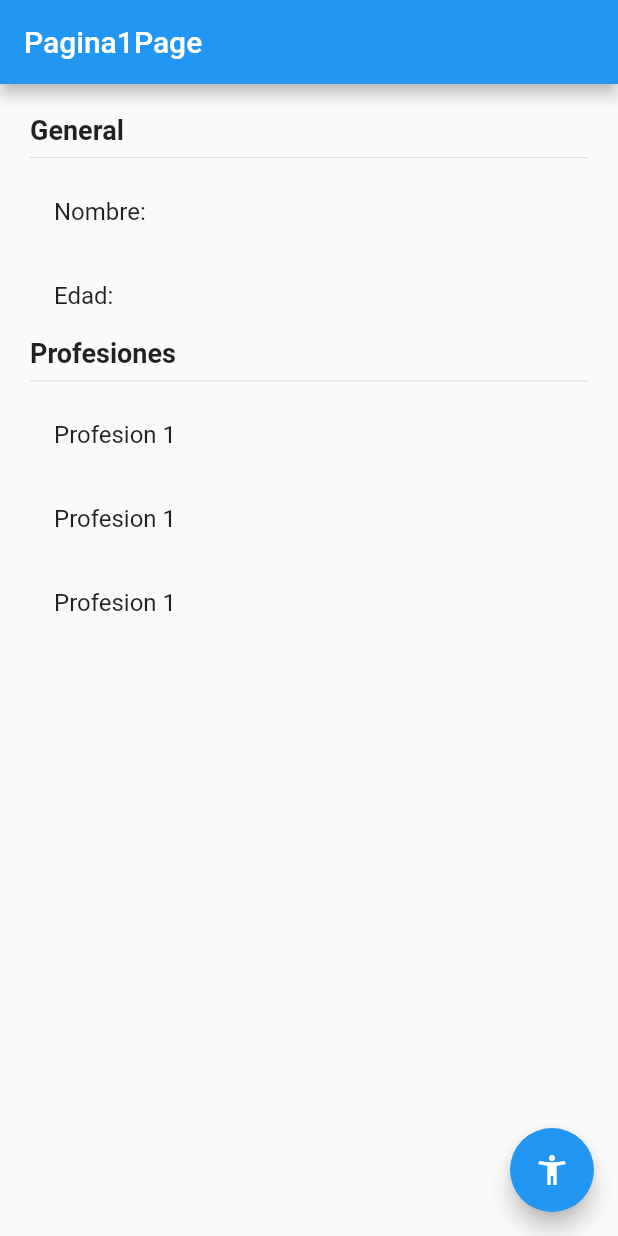
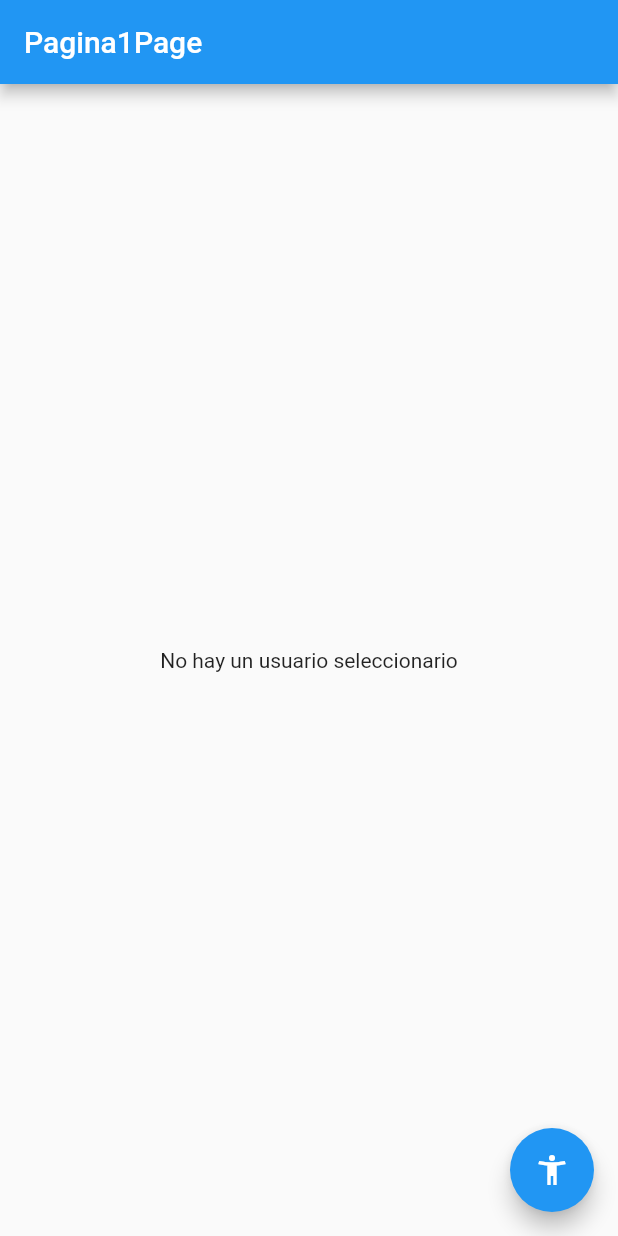
Before and after one commit to m4zna/estados, a Flutter app: the screen it shows after launch, on a phone screen of 412 x 824 dp. Run offline on Flutter 3.47's test engine with Material 2 defaults, Android fonts, the phone set to English and light mode, and no system bars; our stand-ins replace get.

```diff
--- /dev/null
+++ b/lib/controllers/usuario_controller.dart
@@ -0,0 +1,32 @@
+import 'package:get/get.dart';
+
+import '../models/usuario.dart';
+
+class UsuarioController extends GetxController {
+  //obs---se convierten en observadores
+  RxBool existeUsuario = false.obs;
+  Rx<Usuario> usuario = Usuario().obs;
+
+  int get profesionesCount{
+    return usuario.value.profesiones.length;
+  }
+
+  //metodo
+  void cargarUsuario(Usuario pUsuario) {
+    this.existeUsuario.value = true;
+    this.usuario.value = pUsuario;
+  }
+
+  void cambiarEdad(int edad) {
+    this.usuario.update((val) {
+      val!.edad = edad;
+    });
+  }
+
+  void agregarProfesion(String profesiom){
+    this.usuario.update((val) {
+      //las profesiones que tenfo + la nueva profesion
+      val!.profesiones = [...val.profesiones, profesiom];
+    });
+  }
+}
--- a/lib/main.dart
+++ b/lib/main.dart
@@ -1,6 +1,7 @@
 import 'package:estados/pages/pagina1_pages.dart';
 import 'package:estados/pages/pagina2_pages.dart';
 import 'package:flutter/material.dart';
+import 'package:get/get.dart';
 
 void main() {
   runApp(const MyApp());
@@ -11,14 +12,18 @@ class MyApp extends StatelessWidget {
 
   @override
   Widget build(BuildContext context) {
-    return MaterialApp(
+    return GetMaterialApp(
       debugShowCheckedModeBanner: false,
       title: 'Flutter Demo',
       initialRoute: 'pagina1',
-      routes: {
+      /*routes: {
         'pagina1' : (_)=>Pagina1Page(),
         'pagina2' : (_)=>Pagina2Page(),
-      },
+      },*/
+      getPages: [
+        GetPage(name: '/pagina1', page: () => Pagina1Page()),
+        GetPage(name: '/pagina2', page: () => Pagina2Page())
+      ],
     );
   }
 }
--- a/lib/models/usuario.dart
+++ b/lib/models/usuario.dart
@@ -1,7 +1,7 @@
 class Usuario{
   String? nombre;
   int? edad;
-  List<String>? profesiones;
+  List<String> profesiones;
 
-  Usuario({this.nombre, this.edad, this.profesiones});
+  Usuario({this.nombre, this.edad, this.profesiones = const []});
 }
--- a/lib/pages/pagina1_pages.dart
+++ b/lib/pages/pagina1_pages.dart
@@ -1,25 +1,51 @@
+import 'package:estados/controllers/usuario_controller.dart';
+import 'package:estados/pages/pagina2_pages.dart';
 import 'package:flutter/material.dart';
+import 'package:get/get.dart';
+
+import '../models/usuario.dart';
 
 class Pagina1Page extends StatelessWidget {
   const Pagina1Page({Key? key}) : super(key: key);
 
   @override
   Widget build(BuildContext context) {
+    //inyeccion de dependencia en el context
+    final usuarioCtrl = Get.put(UsuarioController());
     return Scaffold(
-        appBar: AppBar(
-            title: const Text('Pagina1Page')),
-        body: InformacionUsuario(),
+      appBar: AppBar(title: const Text('Pagina1Page')),
+      body: Obx(() => usuarioCtrl.existeUsuario.value
+          ? InformacionUsuario(usuario: usuarioCtrl.usuario.value,)
+          : const NoInfo()),
       floatingActionButton: FloatingActionButton(
         child: Icon(Icons.accessibility_new),
-        onPressed: (){
-                Navigator.pushNamed(context, 'pagina2');
+        onPressed: () {
+          //Navigator.pushNamed(context, 'pagina2');
+          //Get.to(const Pagina2Page());
+          Get.toNamed('pagina2', arguments: {'nombre': 'Brenda', 'edad': 31});
         },
       ),
     );
   }
 }
 
-class InformacionUsuario extends StatelessWidget{
+class NoInfo extends StatelessWidget {
+  const NoInfo({Key? key}) : super(key: key);
+
+  @override
+  Widget build(BuildContext context) {
+    return const Center(
+      child: Text('No hay un usuario seleccionario'),
+    );
+  }
+}
+
+class InformacionUsuario extends StatelessWidget {
+
+  final Usuario usuario;
+
+  const InformacionUsuario({super.key, required this.usuario});
+
   @override
   Widget build(BuildContext context) {
     return Container(
@@ -29,15 +55,23 @@ class InformacionUsuario extends StatelessWidget{
       child: Column(
         crossAxisAlignment: CrossAxisAlignment.start,
         children: [
-          Text('General', style: TextStyle(fontSize: 18, fontWeight: FontWeight.bold),),
+          Text(
+            'General',
+            style: TextStyle(fontSize: 18, fontWeight: FontWeight.bold),
+          ),
           Divider(),
-          ListTile( title: Text('Nombre: '),),
-          ListTile( title: Text('Edad: '),),
-          Text('Profesiones', style: TextStyle(fontSize: 18, fontWeight: FontWeight.bold),),
+          ListTile(
+            title: Text('Nombre: ${this.usuario.nombre}'),
+          ),
+          ListTile(
+            title: Text('Edad: ${this.usuario.edad}'),
+          ),
+          Text(
+            'Profesiones',
+            style: TextStyle(fontSize: 18, fontWeight: FontWeight.bold),
+          ),
           Divider(),
-          ListTile( title: Text('Profesion 1'),),
-          ListTile( title: Text('Profesion 1'),),
-          ListTile( title: Text('Profesion 1'),),
+          ...usuario.profesiones.map((profesion) => ListTile(title: Text(profesion),))
         ],
       ),
     );
--- a/pubspec.yaml
+++ b/pubspec.yaml
@@ -36,6 +36,7 @@ dependencies:
   # The following adds the Cupertino Icons font to your application.
   # Use with the CupertinoIcons class for iOS style icons.
   cupertino_icons: ^1.0.2
+  get: ^4.6.5
 
 dev_dependencies:
   flutter_test:
```
Also changed, not shown: lib/pages/pagina2_pages.dart (+45 -6 lines), pubspec.lock.
